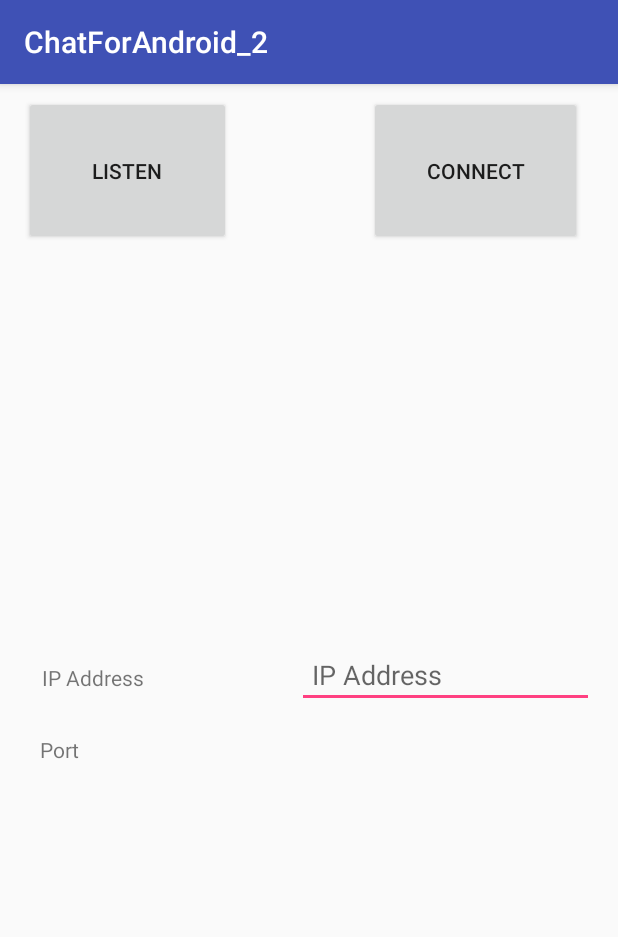
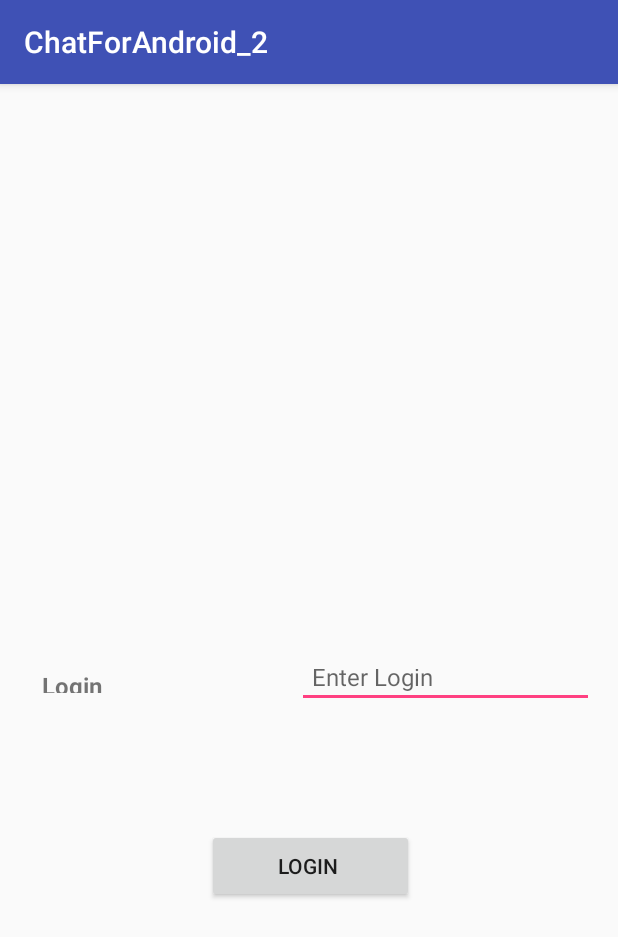
Before and after one commit to Soyri/ChatForAndroid_2, an Android app: the screen it shows after launch (MainActivity), on a phone screen of 412 x 824 dp. Shown: the top 937 px of the screen. Run offline under Robolectric (Android 15) with nearby library versions, the phone set to English and light mode, and no system bars; 1 statement that could not run was skipped.

Commit message:
Attempted to change login from random generated to user provided. Broke everything(Out of bounds exception)

```diff
--- a/app/src/main/java/com/example/soyri/chatforandroid_2/MainActivity.java
+++ b/app/src/main/java/com/example/soyri/chatforandroid_2/MainActivity.java
@@ -9,29 +9,30 @@ import android.widget.EditText;
 import android.widget.TextView;
 import android.widget.Toast;
 
+import java.util.ArrayList;
+import java.util.List;
+
 public class MainActivity extends AppCompatActivity implements View.OnClickListener {
 
 
-    TextView textViewIPAddress;
+    TextView editTextILogin_id;
     TextView textViewPort;
-    EditText editTextAddress;
+    EditText editTextILogin;
     public static String EXTRA_CHATWINDOW = "This is meant to be a chat ";
     String chatMessage = "This is chatMessage";
-    public String connectedIPAddress = "";
+    public static String loginString = "";
+    //MemberData data = new MemberData("Login", "Green", "password");
+    List<MemberData> listOfMembers = new ArrayList<MemberData>();
+    MemberData data = listOfMembers.get(0);
+    List<String> listOfLoginNames = new ArrayList<String>();
 
     @Override
     protected void onCreate(Bundle savedInstanceState) {
         super.onCreate(savedInstanceState);
         setContentView(R.layout.activity_main);
-
-        textViewIPAddress = (TextView) findViewById(R.id.textViewIPAddress_id);
-        textViewPort = (TextView) findViewById(R.id.textViewPort_id);
-        Button listen_button = (Button) findViewById(R.id.button_listen_id);
-        listen_button.setOnClickListener(this); // calling onClick() method
-        Button connect_button = (Button) findViewById(R.id.button_connect_id);
-        connect_button.setOnClickListener(this);
-        editTextAddress = (EditText) findViewById(R.id.editTextIPAddress_id);
-    }
+        Button enterlogin_button = (Button) findViewById(R.id.button_enterlogin_id);
+        enterlogin_button.setOnClickListener(this); // calling onClick() method
+        editTextILogin = (EditText) findViewById(R.id.editTextLogin_id);   }
 
 
     /** Called when the user taps the Connect button */
@@ -44,28 +45,16 @@ public class MainActivity extends AppCompatActivity implements View.OnClickListe
 
     }
 
+    //Called when user pairs login with password
+
     @Override
     public void onClick(View v) {
         // default method for handling onClick Events..
-        switch (v.getId()) {
-
-            case R.id.button_listen_id:
-                // do your code
-                //Server uses listen to alert the TCP/IP machine of the willingness to accept connections.
-                textViewPort.setText("Hail Cthulhu!");
-                Toast.makeText(getApplicationContext(),"Ok,listen works" ,Toast.LENGTH_SHORT).show();
-                break;
-
-            case R.id.button_connect_id:
                 // do your code
                 // Client connects socket  to a foreign host with the connect button.
                 //Toast.makeText(getApplicationContext(),"Ok,connect works" ,Toast.LENGTH_SHORT).show();
                 chatWindow(v);
-                connectedIPAddress = editTextAddress.getText().toString();
-                break;
+                loginString = editTextILogin.getText().toString();
 
-            default:
-                break;
-        }
     }
 }
--- a/app/src/main/java/com/example/soyri/chatforandroid_2/Network.java
+++ /dev/null
@@ -1,4 +0,0 @@
-package com.example.soyri.chatforandroid_2;
-
-public class Network {
-}
--- a/app/src/main/res/layout/activity_main.xml
+++ b/app/src/main/res/layout/activity_main.xml
@@ -8,26 +8,9 @@
 
 
     <Button
-        android:id="@+id/button_listen_id"
+        android:id="@+id/button_enterlogin_id"
         android:layout_width="138dp"
-        android:layout_height="99dp"
-
-        android:layout_marginEnd="8dp"
-        android:layout_marginLeft="16dp"
-        android:layout_marginRight="8dp"
-        android:layout_marginStart="16dp"
-        android:layout_marginTop="8dp"
-        android:padding="10dp"
-        android:text="Listen"
-        app:layout_constraintEnd_toEndOf="parent"
-        app:layout_constraintHorizontal_bias="0.0"
-        app:layout_constraintStart_toStartOf="parent"
-        app:layout_constraintTop_toTopOf="parent" />
-
-    <Button
-        android:id="@+id/button_connect_id"
-        android:layout_width="142dp"
-        android:layout_height="99dp"
+        android:layout_height="49dp"
         android:layout_gravity="right"
         android:layout_marginBottom="8dp"
         android:layout_marginEnd="24dp"
@@ -36,72 +19,50 @@
         android:layout_marginStart="8dp"
         android:layout_marginTop="8dp"
         android:padding="10dp"
-        android:text="Connect"
-        app:layout_constraintBottom_toTopOf="@+id/editTextIPAddress_id"
+        android:text="Login "
+        app:layout_constraintBottom_toBottomOf="parent"
         app:layout_constraintEnd_toEndOf="parent"
-        app:layout_constraintHorizontal_bias="1.0"
+        app:layout_constraintHorizontal_bias="0.537"
         app:layout_constraintStart_toStartOf="parent"
         app:layout_constraintTop_toTopOf="parent"
-        app:layout_constraintVertical_bias="0.0"
+        app:layout_constraintVertical_bias="0.695"
         tools:onClick="chatWindow" />
 
     <EditText
-        android:id="@+id/editTextIPAddress_id"
+        android:id="@+id/editTextLogin_id"
         android:layout_width="198dp"
-        android:layout_height="39dp"
+        android:layout_height="36dp"
         android:layout_marginBottom="352dp"
         android:layout_marginEnd="16dp"
         android:layout_marginLeft="8dp"
         android:layout_marginRight="16dp"
         android:layout_marginStart="8dp"
         android:ems="10"
+        android:hint="Enter Login "
         android:inputType="textPersonName"
         android:padding="10dp"
-        android:hint="IP Address"
+        android:textSize="16sp"
         app:layout_constraintBottom_toBottomOf="parent"
         app:layout_constraintEnd_toEndOf="parent"
         app:layout_constraintHorizontal_bias="1.0"
         app:layout_constraintStart_toStartOf="parent" />
 
     <TextView
-        android:id="@+id/textViewIPAddress_id"
-        android:layout_width="138dp"
-        android:layout_height="40dp"
+        android:id="@+id/textView_Login_id"
+        android:layout_width="147dp"
+        android:layout_height="36dp"
         android:layout_gravity="right"
         android:layout_marginBottom="352dp"
         android:layout_marginEnd="8dp"
         android:layout_marginRight="8dp"
         android:padding="10dp"
-        android:text="IP Address "
+        android:text="Login"
+        android:textSize="16sp"
+        android:textStyle="bold"
         app:layout_constraintBottom_toBottomOf="parent"
         app:layout_constraintEnd_toEndOf="parent"
-        app:layout_constraintHorizontal_bias="0.067"
+        app:layout_constraintHorizontal_bias="0.07"
         app:layout_constraintStart_toStartOf="parent" />
 
 
-    <TextView
-        android:id="@+id/textViewPort_id"
-        android:layout_width="138dp"
-        android:layout_height="41dp"
-        android:layout_gravity="right"
-        android:layout_marginBottom="8dp"
-        android:layout_marginEnd="8dp"
-        android:layout_marginLeft="8dp"
-        android:layout_marginRight="8dp"
-        android:layout_marginStart="8dp"
-        android:layout_marginTop="8dp"
-        android:padding="10dp"
-        android:text="Port"
-        android:visibility="visible"
-        app:layout_constraintBottom_toBottomOf="parent"
-        app:layout_constraintEnd_toEndOf="parent"
-        app:layout_constraintHorizontal_bias="0.034"
-        app:layout_constraintStart_toStartOf="parent"
-        app:layout_constraintTop_toBottomOf="@+id/textViewIPAddress_id"
-        app:layout_constraintVertical_bias="0.0" />
-
-
-
-
-
 </android.support.constraint.ConstraintLayout>
```
Also changed, not shown: app/src/main/java/com/example/soyri/chatforandroid_2/ChatActivity.java (+21 -1 lines), app/src/main/res/drawable/rounded_rectangle_blue.xml (deleted, +0 -14 lines), app/src/main/res/drawable/rounded_rectangle_green.xml (deleted, +0 -14 lines).
